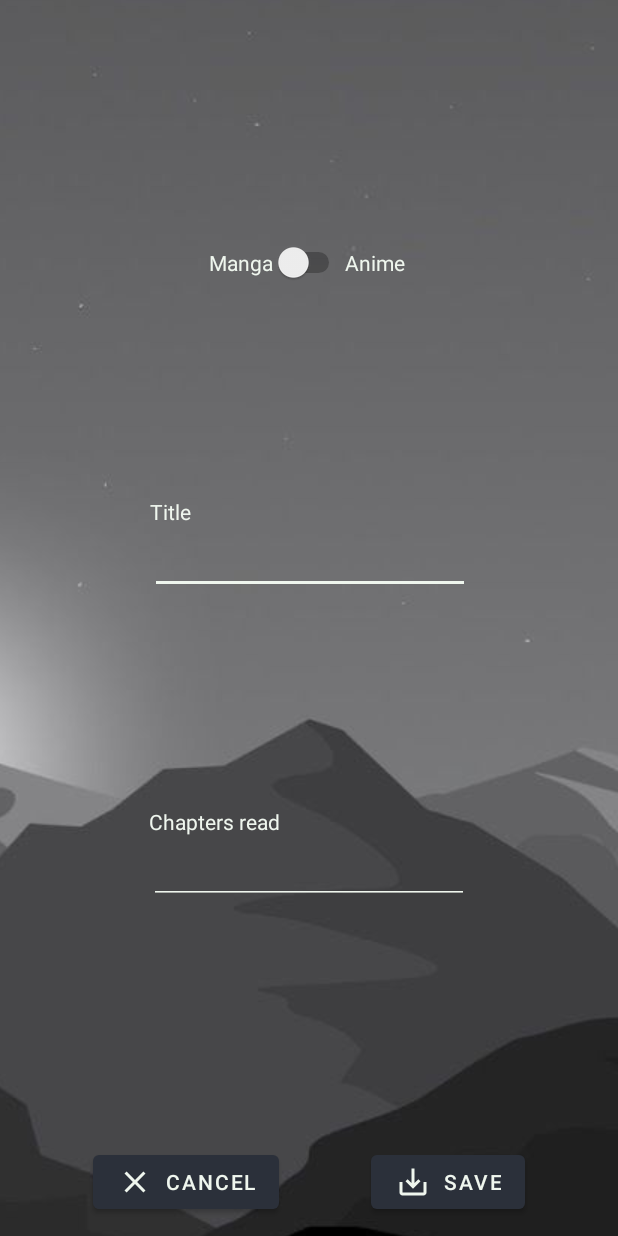
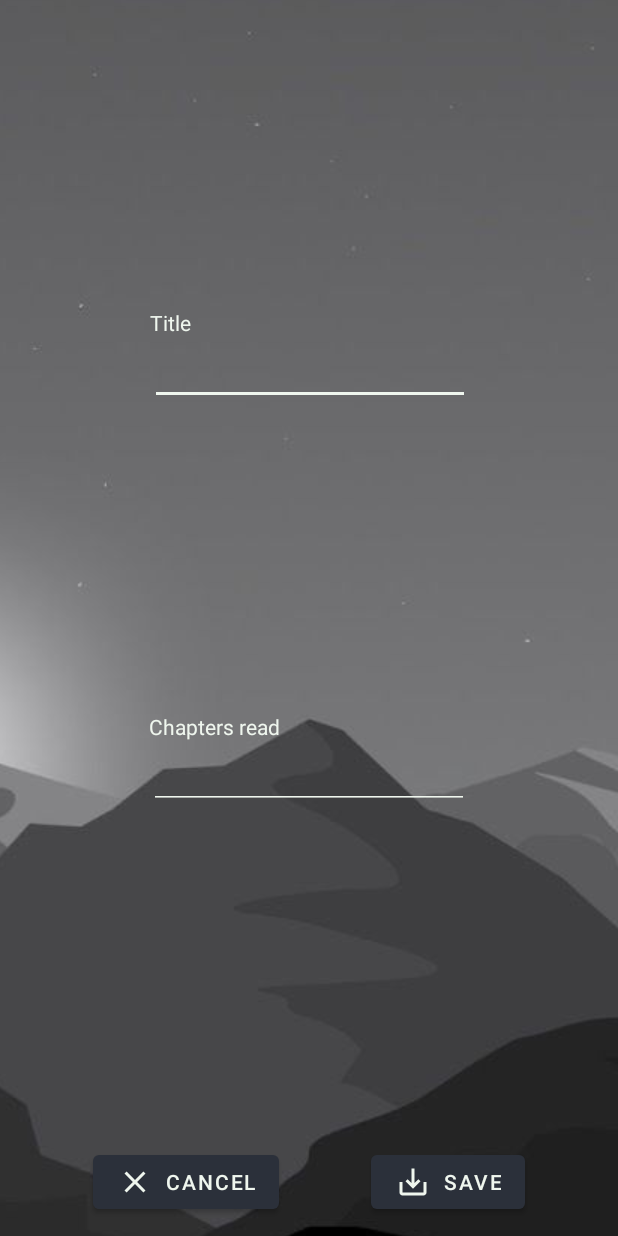
Before and after one commit to TomRomanus/Reads, an Android app: the AddActivity screen opened directly, with no data from a screen before it, on a phone screen of 412 x 824 dp. Run offline under Robolectric (Android 15) with nearby library versions, the phone set to English and light mode, and no system bars.

Commit message:
Removed the type added a back button

```diff
--- a/app/src/main/java/com/tomromanus/mangasprogress/AddActivity.java
+++ b/app/src/main/java/com/tomromanus/mangasprogress/AddActivity.java
@@ -13,9 +13,8 @@ import java.util.List;
 
 public class AddActivity extends AppCompatActivity {
     private TextView txtTitle, txtAmountEntered;
-    private Switch swMangaAnime;
+    private String type;
     private DataHandler dataHandler;
-    private String type;
 
     @Override
     protected void onCreate(Bundle savedInstanceState) {
@@ -27,7 +26,6 @@ public class AddActivity extends AppCompatActivity {
 
         txtTitle = findViewById(R.id.txtTitle);
         txtAmountEntered = findViewById(R.id.txtAmountEntered);
-        swMangaAnime = findViewById(R.id.swMangaAnime);
     }
 
     public void onBtnCancel_clicked(View view) {
@@ -48,18 +46,13 @@ public class AddActivity extends AppCompatActivity {
         boolean returnBoolean = false;
         String title = txtTitle.getText().toString();
         String amountWatched = txtAmountEntered.getText().toString();
-        String type;
-
-        if(swMangaAnime.isChecked())
-            type = "A";
-        else type = "M";
 
         if (!title.equals("")) {
             title = toUpperCase(title);
             if(amountWatched.equals(""))
                 amountWatched = "0";
 
-            Item item = new Item(title, Integer.parseInt(amountWatched),false, type);
+            Item item = new Item(title, Integer.parseInt(amountWatched),false);
             if(dataHandler.addData(item, this))
                 returnBoolean = true;
 
--- a/app/src/main/java/com/tomromanus/mangasprogress/MainActivity.java
+++ b/app/src/main/java/com/tomromanus/mangasprogress/MainActivity.java
@@ -9,9 +9,7 @@ import android.widget.Button;
 
 /*
 TODO:
-    - create a back button to go back to the main activity
-    - create a settings button to hide the watched or so
-    - remove the type char
+    - create a revert changes button
     - create a new activity to change the name
  */
 
--- a/app/src/main/java/com/tomromanus/mangasprogress/MyAdapter.java
+++ b/app/src/main/java/com/tomromanus/mangasprogress/MyAdapter.java
@@ -57,7 +57,6 @@ public class MyAdapter extends RecyclerView.Adapter<MyAdapter.ViewHolder>{
     public void onBindViewHolder(ViewHolder holder, int position) {
         Item item = data.get(position);
 
-        holder.txtType.setText(item.getType());
         holder.txtTitle.setText(item.getTitle());
         holder.txtAmountWatched.setText(String.valueOf(item.getAmountWatched()));
 
@@ -79,7 +78,7 @@ public class MyAdapter extends RecyclerView.Adapter<MyAdapter.ViewHolder>{
 
     static class ViewHolder extends RecyclerView.ViewHolder{
 
-        public TextView txtTitle, txtAmountWatched, txtType;
+        public TextView txtTitle, txtAmountWatched;
         public Button btnSubtractWatched, btnAddWatched;
         public ImageButton btnMenu;
         public CardView cardView;
@@ -91,7 +90,6 @@ public class MyAdapter extends RecyclerView.Adapter<MyAdapter.ViewHolder>{
 
             txtTitle = itemView.findViewById(R.id.txtTitleItem);
             txtAmountWatched = itemView.findViewById(R.id.txtAmountWatchedItem);
-            txtType = itemView.findViewById(R.id.txtType);
             btnSubtractWatched = itemView.findViewById(R.id.btnSubstractWatched);
             btnAddWatched = itemView.findViewById(R.id.btnAddWatched);
             btnMenu = itemView.findViewById(R.id.btnMenu);
--- a/app/src/main/res/layout/activity_add.xml
+++ b/app/src/main/res/layout/activity_add.xml
@@ -18,7 +18,7 @@
         app:layout_constraintEnd_toEndOf="parent"
         app:layout_constraintHorizontal_bias="0.502"
         app:layout_constraintStart_toStartOf="parent"
-        app:layout_constraintTop_toBottomOf="@+id/swMangaAnime" />
+        app:layout_constraintTop_toTopOf="parent" />
 
     <EditText
         android:id="@+id/txtAmountEntered"
@@ -78,34 +78,4 @@
         app:layout_constraintBottom_toTopOf="@+id/txtTitle"
         app:layout_constraintStart_toStartOf="@+id/txtTitle" />
 
-    <Switch
-        android:id="@+id/swMangaAnime"
-        android:layout_width="wrap_content"
-        android:layout_height="wrap_content"
-        app:layout_constraintBottom_toTopOf="@+id/txtTitle"
-        app:layout_constraintEnd_toEndOf="parent"
-        app:layout_constraintHorizontal_bias="0.5"
-        app:layout_constraintStart_toStartOf="parent"
-        app:layout_constraintTop_toTopOf="parent" />
-
-    <TextView
-        android:id="@+id/txtSwitchManga"
-        android:layout_width="wrap_content"
-        android:layout_height="wrap_content"
-        android:text="Manga"
-        android:textColor="@color/mint_cream"
-        app:layout_constraintBottom_toBottomOf="@+id/swMangaAnime"
-        app:layout_constraintEnd_toStartOf="@+id/swMangaAnime"
-        app:layout_constraintTop_toTopOf="@+id/swMangaAnime" />
-
-    <TextView
-        android:id="@+id/txtSwitchAnime"
-        android:layout_width="wrap_content"
-        android:layout_height="wrap_content"
-        android:text="Anime"
-        android:textColor="@color/mint_cream"
-        app:layout_constraintBottom_toBottomOf="@+id/swMangaAnime"
-        app:layout_constraintStart_toEndOf="@+id/swMangaAnime"
-        app:layout_constraintTop_toTopOf="@+id/swMangaAnime" />
-
 </androidx.constraintlayout.widget.ConstraintLayout>
--- a/app/src/main/res/menu/popup_menu.xml
+++ b/app/src/main/res/menu/popup_menu.xml
@@ -14,10 +14,6 @@
         android:id="@+id/finished"
         android:title="@string/finished" />
 
-    <item
-        android:id="@+id/switchType"
-        android:title="@string/switch_type" />
-
     <item android:id="@+id/deleteItem"
         android:title="@string/delete" />
 </menu>
```
Also changed, not shown: app/src/main/java/com/tomromanus/mangasprogress/Item.java (+1 -14 lines), app/src/main/java/com/tomromanus/mangasprogress/ListView.java (+36 -7 lines), app/src/main/java/com/tomromanus/mangasprogress/TextFileDataHandler.java (+7 -35 lines), app/src/main/res/layout/activity_list_view.xml (+12 -2 lines), app/src/main/res/layout/layout_item.xml (+0 -10 lines).
